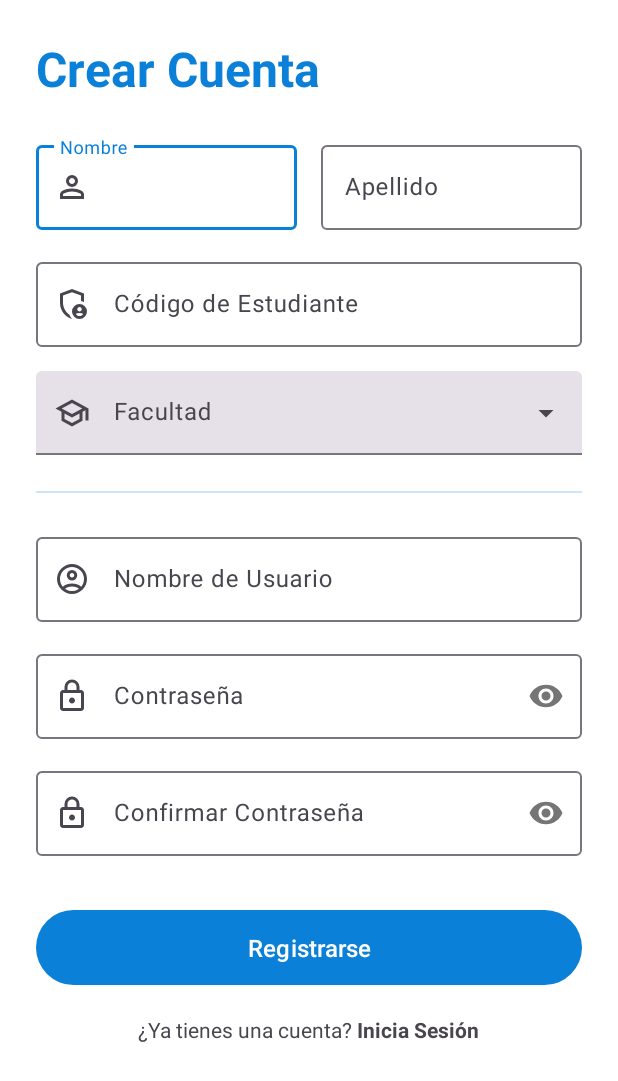
After one commit to dsaulcuevaramos/ProyectMovil, an Android app: the RegistroUsuario screen opened directly, with no data from a screen before it, on a phone screen of 412 x 824 dp. The commit adds this screen. Shown: the top 1081 px of the screen. Run offline under Robolectric (Android 15) with nearby library versions, the phone set to English and light mode, and no system bars.

Commit message:
feat: creación vista registro usuario

```diff
--- a/app/src/main/java/com/codedev/proyectmovil/Activities/MainActivity.java
+++ b/app/src/main/java/com/codedev/proyectmovil/Activities/MainActivity.java
@@ -36,4 +36,10 @@ public class MainActivity extends AppCompatActivity {
 
         startActivity(i);
     }
+
+    public void registro(View view){
+        Intent i = new Intent(this, RegistroUsuario.class);
+
+        startActivity(i);
+    }
 }
--- a/app/src/main/java/com/codedev/proyectmovil/Activities/NavitationMenu.java
+++ b/app/src/main/java/com/codedev/proyectmovil/Activities/NavitationMenu.java
@@ -46,7 +46,7 @@ public class NavitationMenu extends AppCompatActivity {
             getSupportFragmentManager().beginTransaction()
                     .replace(R.id.fragment_container, new UsuarioAll())
                     .commit();
-            toolbar.setTitle("Usuarios"); // Titulo inicial
+            toolbar.setTitle(""); // Titulo inicial
         }
     }
 
@@ -61,7 +61,7 @@ public class NavitationMenu extends AppCompatActivity {
 
                     if (itemId == R.id.navigation_asistencia) {
                         selectedFragment = new UsuarioAll();
-                        title = "Usuarios";
+                        title = "";
                     } else if (itemId == R.id.navigation_profesor) {
                         selectedFragment = new CursosAll();
                         title = "Asistencias";
--- /dev/null
+++ b/app/src/main/java/com/codedev/proyectmovil/Activities/RegistroUsuario.java
@@ -0,0 +1,54 @@
+package com.codedev.proyectmovil.Activities;
+
+import android.os.Bundle;
+import android.view.View;
+import android.widget.AdapterView;
+import android.widget.ArrayAdapter;
+import android.widget.AutoCompleteTextView;
+
+import androidx.activity.EdgeToEdge;
+import androidx.appcompat.app.AppCompatActivity;
+import androidx.core.graphics.Insets;
+import androidx.core.view.ViewCompat;
+import androidx.core.view.WindowInsetsCompat;
+
+import com.codedev.proyectmovil.R;
+
+public class RegistroUsuario extends AppCompatActivity {
+
+    @Override
+    protected void onCreate(Bundle savedInstanceState) {
+        super.onCreate(savedInstanceState);
+        EdgeToEdge.enable(this);
+        setContentView(R.layout.usuario_activity_registro);
+        ViewCompat.setOnApplyWindowInsetsListener(findViewById(R.id.main), (v, insets) -> {
+            Insets systemBars = insets.getInsets(WindowInsetsCompat.Type.systemBars());
+            v.setPadding(systemBars.left, systemBars.top, systemBars.right, systemBars.bottom);
+            return insets;
+        });
+
+        String[] facultades = {
+                "Ingeniería de Sistemas",
+                "Derecho",
+                "Medicina",
+                "Ciencias de la Comunicación"
+        };
+
+        ArrayAdapter<String> adapter = new ArrayAdapter<>(
+                this,
+                android.R.layout.simple_dropdown_item_1line,
+                facultades
+        );
+
+        AutoCompleteTextView actvFacultad = findViewById(R.id.actv_facultad);
+        actvFacultad.setAdapter(adapter);
+
+        // 4. Escuchar selección
+        actvFacultad.setOnItemClickListener(new AdapterView.OnItemClickListener() {
+            @Override
+            public void onItemClick(AdapterView<?> parent, View view, int position, long id) {
+                String seleccion = (String) parent.getItemAtPosition(position);
+            }
+        });
+    }
+}
--- a/app/src/main/java/com/codedev/proyectmovil/Helpers/DatabaseHelper.java
+++ b/app/src/main/java/com/codedev/proyectmovil/Helpers/DatabaseHelper.java
@@ -11,7 +11,7 @@ import com.codedev.proyectmovil.Helpers.Usuario.UsuarioTable;
 
 public class DatabaseHelper extends SQLiteOpenHelper {
     private static final String DATABASE_NAME = "Personas.db";
-    private static final int DATABASE_VERSION = 1;
+    private static final int DATABASE_VERSION = 2;
 
     public DatabaseHelper(@Nullable Context context) {
         super(context, DATABASE_NAME, null, DATABASE_VERSION);
--- /dev/null
+++ b/app/src/main/res/drawable/ic_codigo.xml
@@ -0,0 +1,9 @@
+<vector xmlns:android="http://schemas.android.com/apk/res/android"
+    android:width="24dp"
+    android:height="24dp"
+    android:viewportWidth="960"
+    android:viewportHeight="960">
+  <path
+      android:pathData="M680,680q25,0 42.5,-17.5T740,620q0,-25 -17.5,-42.5T680,560q-25,0 -42.5,17.5T620,620q0,25 17.5,42.5T680,680ZM680,800q31,0 57,-14.5t42,-38.5q-22,-13 -47,-20t-52,-7q-27,0 -52,7t-47,20q16,24 42,38.5t57,14.5ZM480,880q-139,-35 -229.5,-159.5T160,444v-244l320,-120 320,120v227q-19,-8 -39,-14.5t-41,-9.5v-147l-240,-90 -240,90v188q0,47 12.5,94t35,89.5Q310,670 342,706t71,60q11,32 29,61t41,52q-1,0 -1.5,0.5t-1.5,0.5ZM680,880q-83,0 -141.5,-58.5T480,680q0,-83 58.5,-141.5T680,480q83,0 141.5,58.5T880,680q0,83 -58.5,141.5T680,880ZM480,466Z"
+      android:fillColor="#e3e3e3"/>
+</vector>
--- /dev/null
+++ b/app/src/main/res/drawable/ic_lock.xml
@@ -0,0 +1,9 @@
+<vector xmlns:android="http://schemas.android.com/apk/res/android"
+    android:width="24dp"
+    android:height="24dp"
+    android:viewportWidth="960"
+    android:viewportHeight="960">
+  <path
+      android:pathData="M240,880q-33,0 -56.5,-23.5T160,800v-400q0,-33 23.5,-56.5T240,320h40v-80q0,-83 58.5,-141.5T480,40q83,0 141.5,58.5T680,240v80h40q33,0 56.5,23.5T800,400v400q0,33 -23.5,56.5T720,880L240,880ZM240,800h480v-400L240,400v400ZM480,680q33,0 56.5,-23.5T560,600q0,-33 -23.5,-56.5T480,520q-33,0 -56.5,23.5T400,600q0,33 23.5,56.5T480,680ZM360,320h240v-80q0,-50 -35,-85t-85,-35q-50,0 -85,35t-35,85v80ZM240,800v-400,400Z"
+      android:fillColor="#e3e3e3"/>
+</vector>
--- /dev/null
+++ b/app/src/main/res/drawable/ic_person.xml
@@ -0,0 +1,9 @@
+<vector xmlns:android="http://schemas.android.com/apk/res/android"
+    android:width="24dp"
+    android:height="24dp"
+    android:viewportWidth="960"
+    android:viewportHeight="960">
+  <path
+      android:pathData="M480,480q-66,0 -113,-47t-47,-113q0,-66 47,-113t113,-47q66,0 113,47t47,113q0,66 -47,113t-113,47ZM160,800v-112q0,-34 17.5,-62.5T224,582q62,-31 126,-46.5T480,520q66,0 130,15.5T736,582q29,15 46.5,43.5T800,688v112L160,800ZM240,720h480v-32q0,-11 -5.5,-20T700,654q-54,-27 -109,-40.5T480,600q-56,0 -111,13.5T260,654q-9,5 -14.5,14t-5.5,20v32ZM480,400q33,0 56.5,-23.5T560,320q0,-33 -23.5,-56.5T480,240q-33,0 -56.5,23.5T400,320q0,33 23.5,56.5T480,400ZM480,320ZM480,720Z"
+      android:fillColor="#e3e3e3"/>
+</vector>
--- a/app/src/main/res/layout/activity_main.xml
+++ b/app/src/main/res/layout/activity_main.xml
@@ -16,4 +16,15 @@
         android:text="Presiona"
         app:layout_constraintStart_toStartOf="parent"
         app:layout_constraintTop_toTopOf="parent" />
+
+    <Button
+        android:id="@+id/button"
+        android:layout_width="wrap_content"
+        android:layout_height="wrap_content"
+        android:layout_marginTop="57dp"
+        android:onClick="registro"
+        android:text="Crear una cuenta"
+        app:layout_constraintEnd_toEndOf="parent"
+        app:layout_constraintStart_toStartOf="parent"
+        app:layout_constraintTop_toBottomOf="@+id/btnPulsar" />
 </androidx.constraintlayout.widget.ConstraintLayout>
--- a/app/src/main/res/layout/activity_navitation_menu.xml
+++ b/app/src/main/res/layout/activity_navitation_menu.xml
@@ -16,12 +16,13 @@
         android:theme="@style/ThemeOverlay.MaterialComponents.ActionBar"
         app:liftOnScroll="true">
 
-        <androidx.appcompat.widget.Toolbar
+        <com.google.android.material.appbar.MaterialToolbar
             android:id="@+id/toolbar"
             android:layout_width="match_parent"
             android:layout_height="?attr/actionBarSize"
             android:background="?attr/colorPrimary"
             app:titleTextColor="?attr/colorOnPrimary"
+            app:layout_scrollFlags="scroll|enterAlways|snap"
             app:popupTheme="@style/ThemeOverlay.AppCompat.Light"/>
 
     </com.google.android.material.appbar.AppBarLayout>
--- /dev/null
+++ b/app/src/main/res/layout/usuario_activity_registro.xml
@@ -0,0 +1,172 @@
+<?xml version="1.0" encoding="utf-8"?>
+<ScrollView
+    xmlns:android="http://schemas.android.com/apk/res/android"
+    xmlns:app="http://schemas.android.com/apk/res-auto"
+    xmlns:tools="http://schemas.android.com/tools"
+    android:layout_width="match_parent"
+    android:layout_height="match_parent"
+    android:background="?attr/colorSurface"
+    android:fillViewport="true"
+    android:id="@+id/main"
+    tools:context=".Activities.RegistroUsuario">
+
+    <LinearLayout
+        android:layout_width="match_parent"
+        android:layout_height="wrap_content"
+        android:orientation="vertical"
+        android:padding="24dp">
+
+        <TextView
+            android:layout_width="377dp"
+            android:layout_height="wrap_content"
+            android:layout_marginBottom="24dp"
+            android:text="@string/registro_titulo"
+            android:textColor="?attr/colorPrimary"
+            android:textSize="32sp"
+            android:textStyle="bold" />
+
+        <LinearLayout
+            android:layout_width="match_parent"
+            android:layout_height="wrap_content"
+            android:orientation="horizontal"
+            android:baselineAligned="false">
+
+            <com.google.android.material.textfield.TextInputLayout
+                android:id="@+id/til_nombre"
+                android:layout_width="0dp"
+                android:layout_height="wrap_content"
+                android:layout_weight="1"
+                android:layout_marginEnd="8dp"
+                android:hint="@string/registro_hint_nombre"
+                app:startIconDrawable="@drawable/ic_person">
+
+                <com.google.android.material.textfield.TextInputEditText
+                    android:id="@+id/tiet_nombre"
+                    android:layout_width="match_parent"
+                    android:layout_height="wrap_content"
+                    android:inputType="textPersonName|textCapWords"/>
+            </com.google.android.material.textfield.TextInputLayout>
+
+            <com.google.android.material.textfield.TextInputLayout
+                android:id="@+id/til_apellido"
+                android:layout_width="0dp"
+                android:layout_height="wrap_content"
+                android:layout_weight="1"
+                android:layout_marginStart="8dp"
+                android:hint="@string/registro_hint_apellido">
+
+                <com.google.android.material.textfield.TextInputEditText
+                    android:id="@+id/tiet_apellido"
+                    android:layout_width="match_parent"
+                    android:layout_height="wrap_content"
+                    android:inputType="textPersonName|textCapWords"/>
+            </com.google.android.material.textfield.TextInputLayout>
+        </LinearLayout>
+
+        <com.google.android.material.textfield.TextInputLayout
+            android:id="@+id/til_codigo"
+            android:layout_width="match_parent"
+            android:layout_height="wrap_content"
+            android:layout_marginTop="16dp"
+            android:hint="@string/registro_hint_codigo"
+            app:startIconDrawable="@drawable/ic_codigo">
+
+            <com.google.android.material.textfield.TextInputEditText
+                android:id="@+id/tiet_codigo"
+                android:layout_width="match_parent"
+                android:layout_height="wrap_content"
+                android:inputType="text"/>
+        </com.google.android.material.textfield.TextInputLayout>
+
+        <com.google.android.material.textfield.TextInputLayout
+            android:id="@+id/til_facultad"
+            style="@style/Widget.Material3.TextInputLayout.FilledBox.ExposedDropdownMenu"
+            android:layout_width="match_parent"
+            android:layout_height="wrap_content"
+            android:layout_marginTop="16dp"
+            android:hint="@string/registro_hint_facultad"
+            app:startIconDrawable="@drawable/ic_school">
+
+            <AutoCompleteTextView
+                android:id="@+id/actv_facultad"
+                android:layout_width="match_parent"
+                android:layout_height="wrap_content"
+                android:inputType="none"
+                tools:ignore="LabelFor" />
+        </com.google.android.material.textfield.TextInputLayout>
+
+        <View
+            android:layout_width="match_parent"
+            android:layout_height="1dp"
+            android:background="?attr/colorPrimary"
+            android:alpha="0.2"
+            android:layout_marginTop="24dp"
+            android:layout_marginBottom="24dp"/>
+
+        <com.google.android.material.textfield.TextInputLayout
+            android:id="@+id/til_usuario"
+            android:layout_width="match_parent"
+            android:layout_height="wrap_content"
+            android:hint="@string/registro_hint_usuario"
+            app:startIconDrawable="@drawable/ic_perfil">
+
+            <com.google.android.material.textfield.TextInputEditText
+                android:id="@+id/tiet_usuario"
+                android:layout_width="match_parent"
+                android:layout_height="wrap_content"
+                android:inputType="text"/>
+        </com.google.android.material.textfield.TextInputLayout>
+
+        <com.google.android.material.textfield.TextInputLayout
+            android:id="@+id/til_contrasenia"
+            android:layout_width="match_parent"
+            android:layout_height="wrap_content"
+            android:layout_marginTop="16dp"
+            android:hint="@string/registro_hint_contrasenia"
+            app:passwordToggleEnabled="true"
+            app:startIconDrawable="@drawable/ic_lock">
+
+            <com.google.android.material.textfield.TextInputEditText
+                android:id="@+id/tiet_contrasenia"
+                android:layout_width="match_parent"
+                android:layout_height="wrap_content"
+                android:inputType="textPassword"/>
+        </com.google.android.material.textfield.TextInputLayout>
+
+        <com.google.android.material.textfield.TextInputLayout
+            android:id="@+id/til_confirmar_contrasenia"
+            android:layout_width="match_parent"
+            android:layout_height="wrap_content"
+            android:layout_marginTop="16dp"
+            android:hint="@string/registro_hint_confirmar_contrasenia"
+            app:passwordToggleEnabled="true"
+            app:startIconDrawable="@drawable/ic_lock">
+
+            <com.google.android.material.textfield.TextInputEditText
+                android:id="@+id/tiet_confirmar_contrasenia"
+                android:layout_width="match_parent"
+                android:layout_height="wrap_content"
+                android:inputType="textPassword"/>
+        </com.google.android.material.textfield.TextInputLayout>
+
+
+        <com.google.android.material.button.MaterialButton
+            android:id="@+id/btn_registrar"
+            android:layout_width="match_parent"
+            android:layout_height="wrap_content"
+            android:text="@string/registro_btn_registrar"
+            android:padding="14dp"
+            android:layout_marginTop="32dp"
+            android:textSize="16sp"/>
+
+        <TextView
+            android:id="@+id/tv_iniciar_sesion"
+            android:layout_width="wrap_content"
+            android:layout_height="wrap_content"
+            android:text="@string/registro_link_login"
+            android:layout_gravity="center_horizontal"
+            android:layout_marginTop="16dp"
+            android:textSize="14sp"/>
+
+    </LinearLayout>
+</ScrollView>
--- a/app/src/main/res/layout/usuario_fragment_all.xml
+++ b/app/src/main/res/layout/usuario_fragment_all.xml
@@ -8,10 +8,27 @@
     android:orientation="vertical"
     tools:context=".Fragments.UsuarioAll">
 
+    <com.google.android.material.appbar.AppBarLayout
+        android:id="@+id/appbar"
+        android:layout_width="match_parent"
+        android:layout_height="wrap_content"
+        android:background="?attr/colorSurface"
+        app:elevation="0dp">
+
+        <com.google.android.material.appbar.MaterialToolbar
+            android:id="@+id/toolbar"
+            android:layout_width="match_parent"
+            android:layout_height="?attr/actionBarSize"
+            app:layout_scrollFlags="scroll|enterAlways|snap"
+            app:title="Usuarios" />
+
+    </com.google.android.material.appbar.AppBarLayout>
+
     <androidx.recyclerview.widget.RecyclerView
         android:id="@+id/recyclerUsuarios"
         android:layout_width="match_parent"
         android:layout_height="match_parent"
+        app:layout_behavior="@string/appbar_scrolling_view_behavior"
         android:padding="8dp" />
 
     <com.google.android.material.floatingactionbutton.FloatingActionButton
--- a/app/src/main/res/values/strings.xml
+++ b/app/src/main/res/values/strings.xml
@@ -1,5 +1,17 @@
 <resources>
     <string name="app_name">ProyectMovil</string>
+
+<!--    registro usuarios-->
+    <string name="registro_titulo">Crear Cuenta</string>
+    <string name="registro_hint_nombre">Nombre</string>
+    <string name="registro_hint_apellido">Apellido</string>
+    <string name="registro_hint_codigo">Código de Estudiante</string>
+    <string name="registro_hint_facultad">Facultad</string>
+    <string name="registro_hint_usuario">Nombre de Usuario</string>
+    <string name="registro_hint_contrasenia">Contraseña</string>
+    <string name="registro_hint_confirmar_contrasenia">Confirmar Contraseña</string>
+    <string name="registro_btn_registrar">Registrarse</string>
+    <string name="registro_link_login">¿Ya tienes una cuenta? <b>Inicia Sesión</b></string>
 
     <!--    usuarios-->
     <string name="usuario_show_nombre">Nombre</string>
```
Also changed, not shown: app/src/main/AndroidManifest.xml (+8 -4 lines).
